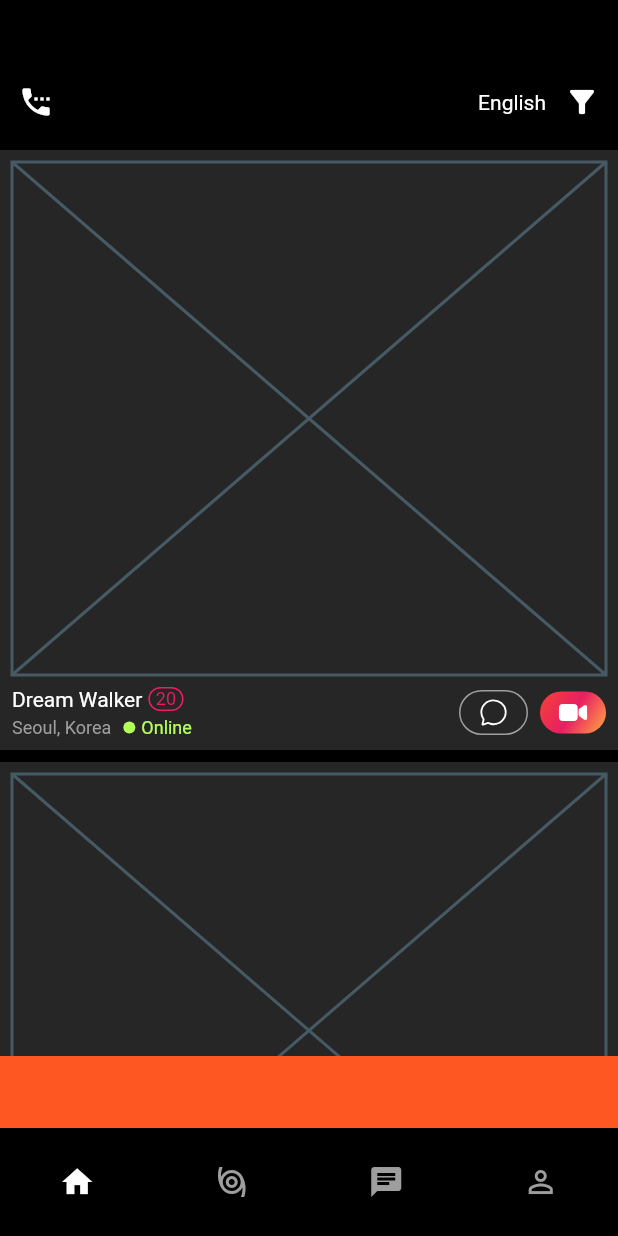
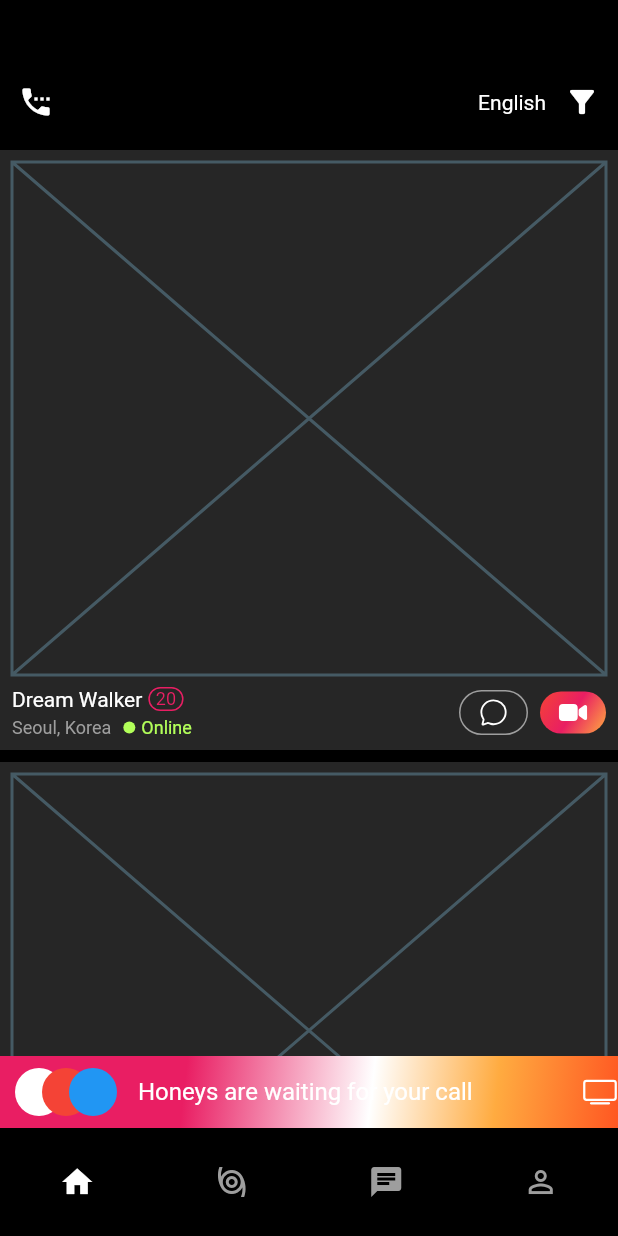
Before and after one commit to JAICHANGPARK/flutter_notebook_18th_story, a Flutter app: the screen it shows after launch, on a phone screen of 412 x 824 dp. Run offline on Flutter 3.47's test engine with Material 2 defaults, Android fonts, the phone set to English and light mode, and no system bars; our stand-ins replace cached_network_image, flutter_riverpod, go_router, ionicons.

Commit message:
Update dating_app_main_page.dart

```diff
--- a/lib/ep1057_dating_app/src/ui/dating_app_main_page.dart
+++ b/lib/ep1057_dating_app/src/ui/dating_app_main_page.dart
@@ -171,7 +171,78 @@ class DatingAppMainPage extends ConsumerWidget {
           ),
           Container(
             height: 48,
-            color: Colors.deepOrange,
+            decoration: const BoxDecoration(
+              color: Colors.deepOrange,
+              gradient: const LinearGradient(
+                begin: Alignment.topLeft,
+                end: Alignment.bottomRight,
+                stops: [0.3, 0.6, 0.8, 1.0],
+                colors: [
+                  Colors.pink,
+                  Colors.white,
+                  Colors.orangeAccent,
+                  Colors.deepOrange,
+                ],
+                // tileMode: TileMode.clamp,
+              ),
+            ),
+            child: Row(
+              children: [
+                SizedBox(
+                  width: 84,
+                  child: Stack(
+                    children: [
+                      Positioned(
+                        top: 8,
+                        left: 8,
+                        bottom: 8,
+                        child: Container(
+                          width: 36,
+                          decoration: const BoxDecoration(
+                            color: Colors.white,
+                            shape: BoxShape.circle,
+                          ),
+                        ),
+                      ),
+                      Positioned(
+                        top: 8,
+                        left: 26,
+                        bottom: 8,
+                        child: Container(
+                          width: 36,
+                          decoration: const BoxDecoration(
+                            color: Colors.red,
+                            shape: BoxShape.circle,
+                          ),
+                        ),
+                      ),
+                      Positioned(
+                        top: 8,
+                        left: 44,
+                        bottom: 8,
+                        child: Container(
+                          width: 36,
+                          decoration: const BoxDecoration(
+                            color: Colors.blue,
+                            shape: BoxShape.circle,
+                          ),
+                        ),
+                      )
+                    ],
+                  ),
+                ),
+                SizedBox(width: 8,),
+                const Text(
+                  "Honeys are waiting for your call",
+                  style: const TextStyle(color: Colors.white, fontSize: 16),
+                ),
+                const Spacer(),
+                Icon(
+                  Ionicons.tv_outline,
+                  color: Colors.white,
+                )
+              ],
+            ),
           ),
           Container(
             height: 72,
```
